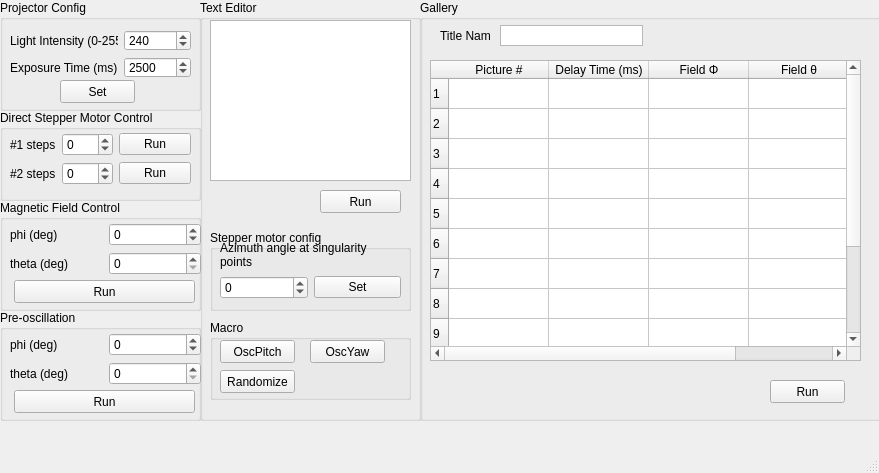
The window that pycrafter4500_stepper-based-master/client side/mainwindow.ui (ZhaoxinLee/MagRobotPrinter) describes before a commit, drawn with Qt 5.
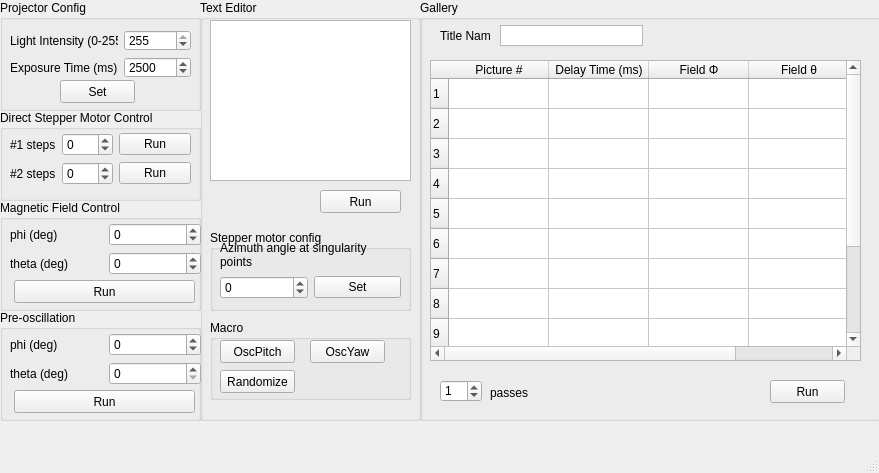
The same window after the commit.

The edit to the form file:
```diff
--- a/pycrafter4500_stepper-based-master/client side/mainwindow.ui
+++ b/pycrafter4500_stepper-based-master/client side/mainwindow.ui
@@ -65,7 +65,7 @@
          <number>255</number>
         </property>
         <property name="value">
-         <number>240</number>
+         <number>255</number>
         </property>
         <property name="displayIntegerBase">
          <number>10</number>
@@ -358,7 +358,7 @@
       <item row="1" column="1">
        <widget class="QSpinBox" name="spb_theta">
         <property name="minimum">
-         <number>0</number>
+         <number>-180</number>
         </property>
         <property name="maximum">
          <number>180</number>
@@ -540,6 +540,32 @@
       <string>Title Name</string>
      </property>
     </widget>
+    <widget class="QSpinBox" name="spb_passes">
+     <property name="geometry">
+      <rect>
+       <x>20</x>
+       <y>380</y>
+       <width>42</width>
+       <height>22</height>
+      </rect>
+     </property>
+     <property name="value">
+      <number>1</number>
+     </property>
+    </widget>
+    <widget class="QLabel" name="label_8">
+     <property name="geometry">
+      <rect>
+       <x>70</x>
+       <y>382</y>
+       <width>47</width>
+       <height>21</height>
+      </rect>
+     </property>
+     <property name="text">
+      <string>passes</string>
+     </property>
+    </widget>
    </widget>
    <widget class="QGroupBox" name="groupBox_7">
     <property name="geometry">
```
